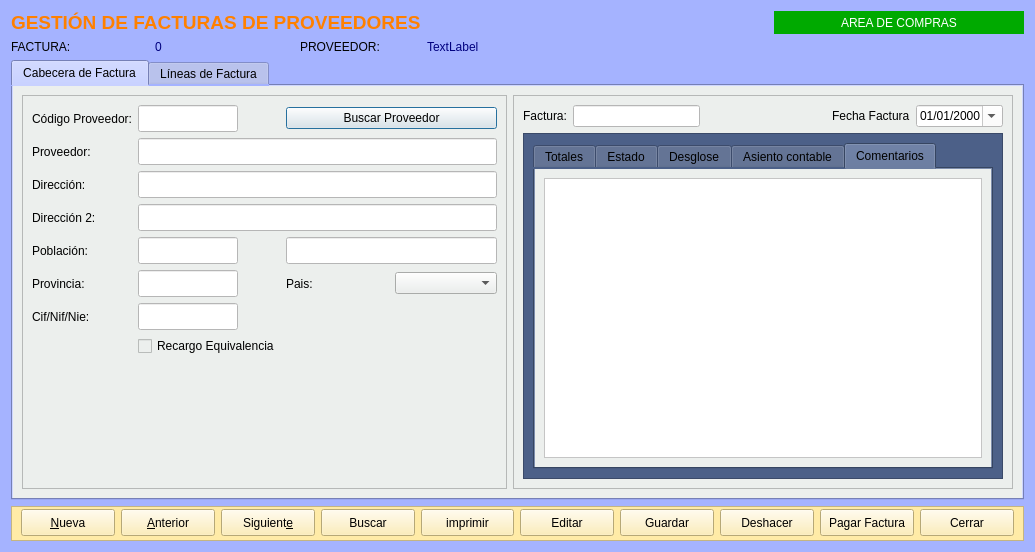
arcnexus/RedFoX, file Zona_Compras/frmfacturasproveedor.ui: the form before one commit.
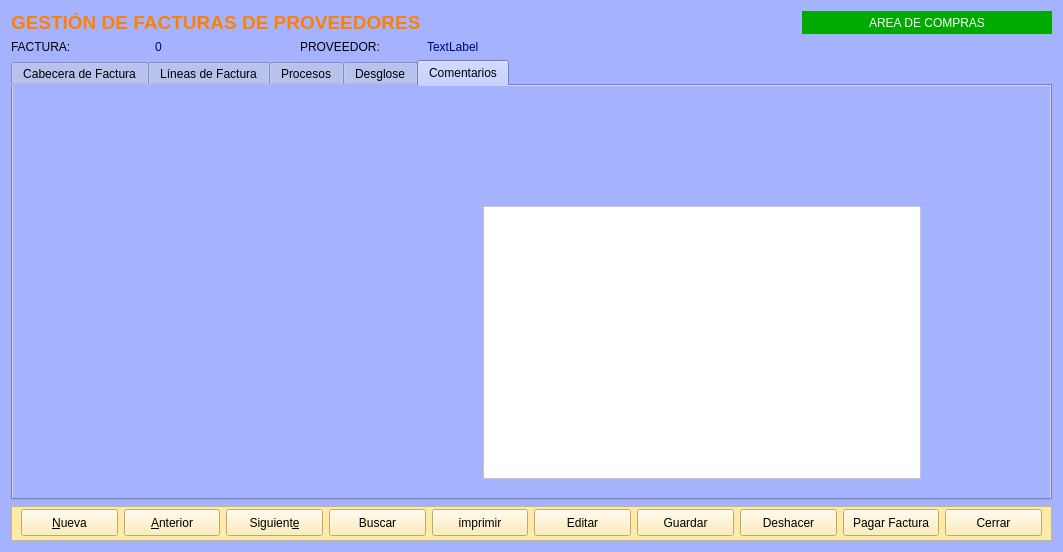
The form after the commit. The open tabs and pages were chosen to show the change. Icons and pictures are not drawn.

What changed in the file:
```diff
--- a/Zona_Compras/frmfacturasproveedor.ui
+++ b/Zona_Compras/frmfacturasproveedor.ui
@@ -6,7 +6,7 @@
    <rect>
     <x>0</x>
     <y>0</y>
-    <width>1035</width>
+    <width>1063</width>
     <height>552</height>
    </rect>
   </property>
@@ -1542,15 +1542,7 @@
                 <attribute name="title">
                  <string>Comentarios</string>
                 </attribute>
-                <layout class="QGridLayout" name="gridLayout_4">
-                 <item row="0" column="0">
-                  <widget class="QTextEdit" name="txttComentario">
-                   <property name="styleSheet">
-                    <string notr="true">background-color: rgb(255, 255, 255);</string>
-                   </property>
-                  </widget>
-                 </item>
-                </layout>
+                <layout class="QGridLayout" name="gridLayout_4"/>
                </widget>
               </widget>
              </item>
@@ -1743,6 +1735,34 @@
        </item>
       </layout>
      </widget>
+     <widget class="QWidget" name="tab_7">
+      <attribute name="title">
+       <string>Procesos</string>
+      </attribute>
+     </widget>
+     <widget class="QWidget" name="tab_8">
+      <attribute name="title">
+       <string>Desglose</string>
+      </attribute>
+     </widget>
+     <widget class="QWidget" name="tab_10">
+      <attribute name="title">
+       <string>Comentarios</string>
+      </attribute>
+      <widget class="QTextEdit" name="txttComentario">
+       <property name="geometry">
+        <rect>
+         <x>470</x>
+         <y>120</y>
+         <width>438</width>
+         <height>273</height>
+        </rect>
+       </property>
+       <property name="styleSheet">
+        <string notr="true">background-color: rgb(255, 255, 255);</string>
+       </property>
+      </widget>
+     </widget>
     </widget>
    </item>
    <item row="3" column="0" colspan="5">
```
Left out of the diff: 4 changed lines with no effect on the pictures.
